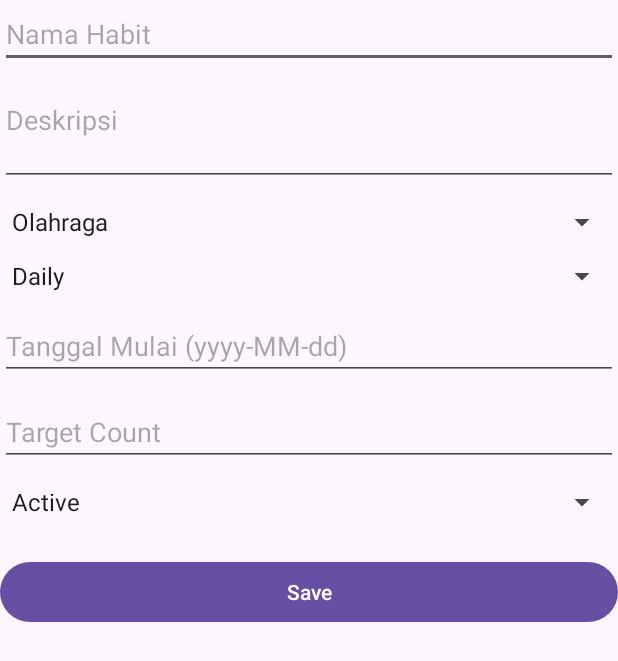
After one commit to ivy799/HabbitTracker-Mobile-App, an Android app: the HabitFormActivity screen opened directly, with no data from a screen before it, on a phone screen of 412 x 824 dp. The commit adds this screen. Shown: the top 661 px of the screen. Run offline under Robolectric (Android 15) with nearby library versions, the phone set to English and light mode, and no system bars; 1 statement that could not run was skipped.

Commit message:
FEAT : adding adapter and form activity

```diff
--- a/app/src/main/AndroidManifest.xml
+++ b/app/src/main/AndroidManifest.xml
@@ -13,6 +13,9 @@
         android:theme="@style/Theme.HabbitTracker"
         tools:targetApi="31">
         <activity
+            android:name=".Activities.HabitFormActivity"
+            android:exported="false" />
+        <activity
             android:name=".Activities.MainActivity"
             android:exported="true">
             <intent-filter>
--- /dev/null
+++ b/app/src/main/java/com/example/habbittracker/Activities/HabitFormActivity.java
@@ -0,0 +1,177 @@
+package com.example.habbittracker.Activities;
+
+import android.content.ContentValues;
+import android.content.Intent;
+import android.os.Bundle;
+import android.view.View;
+import android.widget.ArrayAdapter;
+import android.widget.Button;
+import android.widget.EditText;
+import android.widget.Spinner;
+
+import androidx.activity.EdgeToEdge;
+import androidx.appcompat.app.AppCompatActivity;
+import androidx.core.graphics.Insets;
+import androidx.core.view.ViewCompat;
+import androidx.core.view.WindowInsetsCompat;
+
+import com.example.habbittracker.Database_config.Habit.HabitHelper;
+import com.example.habbittracker.Models.Habit;
+import com.example.habbittracker.R;
+
+import java.text.ParseException;
+import java.text.SimpleDateFormat;
+import java.util.Date;
+import java.util.Locale;
+
+public class HabitFormActivity extends AppCompatActivity {
+
+    public static final String EXTRA_HABIT = "extra_habit";
+    public static final int RESULT_ADD = 101;
+    public static final int RESULT_UPDATE = 201;
+    public static final int RESULT_DELETE = 301;
+    public static final int REQUEST_UPDATE = 200;
+
+    private EditText etHabitName,
+            etHabitDescription,
+            etHabitStartDate,
+            etHabitTarget;
+
+    private Spinner spHabitFrequency, spHabitStatus, spHabitCategory;
+
+    private Habit habit;
+    private HabitHelper habitHelper;
+    private Button btnSave, btnDelete;
+
+    private Boolean isEdit = false;
+
+    @Override
+    protected void onCreate(Bundle savedInstanceState) {
+        super.onCreate(savedInstanceState);
+        EdgeToEdge.enable(this);
+        setContentView(R.layout.activity_habit_form);
+        ViewCompat.setOnApplyWindowInsetsListener(findViewById(R.id.main), (v, insets) -> {
+            Insets systemBars = insets.getInsets(WindowInsetsCompat.Type.systemBars());
+            v.setPadding(systemBars.left, systemBars.top, systemBars.right, systemBars.bottom);
+            return insets;
+        });
+
+        etHabitName = findViewById(R.id.etHabitName);
+        etHabitDescription = findViewById(R.id.etHabitDescription);
+        spHabitCategory = findViewById(R.id.spinnerHabitCategory);
+        etHabitStartDate = findViewById(R.id.etHabitStartDate);
+        etHabitTarget = findViewById(R.id.etHabitTarget);
+        spHabitFrequency = findViewById(R.id.spinnerHabitFrequency);
+        spHabitStatus = findViewById(R.id.spinnerHabitStatus);
+        btnSave = findViewById(R.id.btnSaveHabit);
+        btnDelete = findViewById(R.id.btnDeleteHabit);
+
+        habitHelper = HabitHelper.getInstance(getApplicationContext());
+        habitHelper.open();
+
+        ArrayAdapter<CharSequence> freqAdapter = ArrayAdapter.createFromResource(
+                this, R.array.frequency_options, android.R.layout.simple_spinner_item);
+        freqAdapter.setDropDownViewResource(android.R.layout.simple_spinner_dropdown_item);
+        spHabitFrequency.setAdapter(freqAdapter);
+
+        ArrayAdapter<CharSequence> statusAdapter = ArrayAdapter.createFromResource(
+                this, R.array.status_options, android.R.layout.simple_spinner_item);
+        statusAdapter.setDropDownViewResource(android.R.layout.simple_spinner_dropdown_item);
+        spHabitStatus.setAdapter(statusAdapter);
+
+        ArrayAdapter<CharSequence> categoryAdapter = ArrayAdapter.createFromResource(
+                this, R.array.category_options, android.R.layout.simple_spinner_item);
+        categoryAdapter.setDropDownViewResource(android.R.layout.simple_spinner_dropdown_item);
+        spHabitCategory.setAdapter(categoryAdapter);
+
+
+
+        habit = getIntent().getParcelableExtra(EXTRA_HABIT);
+        if (habit != null){
+            isEdit = true;
+        } else{
+            habit = new Habit();
+        }
+
+        String actionBarTitle;
+        String btnTitle;
+
+        if (isEdit){
+            actionBarTitle = "Edit Habit";
+            btnTitle = "Update";
+            if (habit != null){
+                etHabitName.setText(habit.getName());
+                etHabitDescription.setText(habit.getDescription());
+                spHabitCategory.setSelection(((ArrayAdapter<String>) spHabitCategory.getAdapter()).getPosition(habit.getCategory()));
+                etHabitStartDate.setText(habit.getStart_date().toString());
+                etHabitTarget.setText(String.valueOf(habit.getTarget_count()));
+                spHabitFrequency.setSelection(((ArrayAdapter<String>) spHabitFrequency.getAdapter()).getPosition(habit.getFrequency()));
+                spHabitStatus.setSelection(((ArrayAdapter<String>) spHabitStatus.getAdapter()).getPosition(habit.getIs_active() ? "Active" : "Inactive"));
+            }
+            btnDelete.setVisibility(View.VISIBLE);
+        } else {
+            actionBarTitle = "Add Habit";
+            btnTitle = "Save";
+        }
+
+        btnSave.setText(btnTitle);
+        if (getSupportActionBar() != null){
+            getSupportActionBar().setTitle(actionBarTitle);
+            getSupportActionBar().setDisplayHomeAsUpEnabled(true);
+        }
+    }
+
+    private void saveHabit() throws ParseException {
+        String name = etHabitName.getText().toString().trim();
+        String description = etHabitDescription.getText().toString().trim();
+        String category = spHabitCategory.getSelectedItem().toString();
+        String startDate = etHabitStartDate.getText().toString().trim();
+        int targetCount = Integer.parseInt(etHabitTarget.getText().toString().trim());
+        String frequency = spHabitFrequency.getSelectedItem().toString();
+        boolean isActive = spHabitStatus.getSelectedItem().toString().equals("Active");
+
+        habit.setName(name);
+        habit.setDescription(description);
+        habit.setCategory(category);
+        SimpleDateFormat sdf = new SimpleDateFormat("yyyy-MM-dd", Locale.getDefault());
+        Date date = sdf.parse(startDate);
+        habit.setStart_date(date);
+        habit.setTarget_count(targetCount);
+        habit.setFrequency(frequency);
+        habit.setIs_active(isActive);
+
+        Intent intent = new Intent();
+        intent.putExtra(EXTRA_HABIT, habit);
+
+        ContentValues values = new ContentValues();
+        values.put("name", name);
+        values.put("description", description);
+        values.put("category", category);
+        values.put("start_date", sdf.format(date));
+        values.put("target_count", targetCount);
+        values.put("frequency", frequency);
+        values.put("is_active", isActive ? 1 : 0);
+
+        if (isActive){
+            long result = habitHelper.update(String.valueOf(habit.getId()), values);
+            if (result > 0){
+                setResult(RESULT_UPDATE, intent);
+                finish();
+            } else {
+                setResult(RESULT_CANCELED);
+                finish();
+            }
+        }else{
+            long result = habitHelper.insert(values);
+            if (result > 0){
+                habit.setId((int) result);
+                setResult(RESULT_ADD, intent);
+                finish();
+            } else {
+                setResult(RESULT_CANCELED);
+                finish();
+            }
+        }
+
+    }
+}
--- a/app/src/main/java/com/example/habbittracker/Database_config/Habit/HabitHelper.java
+++ b/app/src/main/java/com/example/habbittracker/Database_config/Habit/HabitHelper.java
@@ -1,8 +1,10 @@
 package com.example.habbittracker.Database_config.Habit;
 
 import android.content.ContentValues;
+import android.content.Context;
 import android.database.Cursor;
 import android.database.sqlite.SQLiteDatabase;
+import android.database.sqlite.SQLiteOpenHelper;
 
 import com.example.habbittracker.Database_config.DatabaseHelper;
 
@@ -12,15 +14,15 @@ public class HabitHelper {
     public static SQLiteDatabase sqLiteDatabase;
     private static volatile HabitHelper INSTANCE;
 
-    public HabitHelper(DatabaseHelper dbHelper) {
-        databaseHelper = dbHelper;
+    public HabitHelper(Context context) {
+        databaseHelper = new DatabaseHelper(context);
     }
 
-    public static HabitHelper getInstance(DatabaseHelper dbHelper) {
+    public static HabitHelper getInstance(Context context) {
         if (INSTANCE == null) {
-            synchronized (HabitHelper.class) {
+            synchronized (SQLiteOpenHelper.class) {
                 if (INSTANCE == null) {
-                    INSTANCE = new HabitHelper(dbHelper);
+                    INSTANCE = new HabitHelper(context);
                 }
             }
         }
--- a/app/src/main/java/com/example/habbittracker/Models/Habit.java
+++ b/app/src/main/java/com/example/habbittracker/Models/Habit.java
@@ -48,6 +48,10 @@ public class Habit implements Parcelable {
             return new Habit[size];
         }
     };
+
+    public Habit() {
+
+    }
 
     public int getId() {
         return id;
--- /dev/null
+++ b/app/src/main/res/layout/activity_habit_form.xml
@@ -0,0 +1,120 @@
+<?xml version="1.0" encoding="utf-8"?>
+<ScrollView xmlns:android="http://schemas.android.com/apk/res/android"
+    xmlns:app="http://schemas.android.com/apk/res-auto"
+    android:layout_width="match_parent"
+    android:layout_height="match_parent">
+
+    <androidx.constraintlayout.widget.ConstraintLayout
+        android:id="@+id/main"
+        android:layout_width="match_parent"
+        android:layout_height="wrap_content"
+        android:padding="16dp">
+
+        <!-- Nama Habit -->
+        <EditText
+            android:id="@+id/etHabitName"
+            android:layout_width="0dp"
+            android:layout_height="wrap_content"
+            android:hint="Nama Habit"
+            android:inputType="textPersonName"
+            app:layout_constraintTop_toTopOf="parent"
+            app:layout_constraintStart_toStartOf="parent"
+            app:layout_constraintEnd_toEndOf="parent" />
+
+        <!-- Deskripsi Habit -->
+        <EditText
+            android:id="@+id/etHabitDescription"
+            android:layout_width="0dp"
+            android:layout_height="wrap_content"
+            android:hint="Deskripsi"
+            android:inputType="textMultiLine"
+            android:minLines="2"
+            android:gravity="top|start"
+            app:layout_constraintTop_toBottomOf="@id/etHabitName"
+            app:layout_constraintStart_toStartOf="parent"
+            app:layout_constraintEnd_toEndOf="parent"
+            android:layout_marginTop="12dp"/>
+
+        <Spinner
+            android:id="@+id/spinnerHabitCategory"
+            android:layout_width="0dp"
+            android:layout_height="wrap_content"
+            app:layout_constraintTop_toBottomOf="@id/etHabitDescription"
+            app:layout_constraintStart_toStartOf="parent"
+            app:layout_constraintEnd_toEndOf="parent"
+            android:layout_marginTop="12dp"
+            />
+
+        <!-- Frekuensi -->
+        <Spinner
+            android:id="@+id/spinnerHabitFrequency"
+            android:layout_width="0dp"
+            android:layout_height="wrap_content"
+            app:layout_constraintTop_toBottomOf="@id/spinnerHabitCategory"
+            app:layout_constraintStart_toStartOf="parent"
+            app:layout_constraintEnd_toEndOf="parent"
+            android:layout_marginTop="12dp"/>
+
+        <!-- Tanggal Mulai -->
+        <EditText
+            android:id="@+id/etHabitStartDate"
+            android:layout_width="0dp"
+            android:layout_height="wrap_content"
+            android:hint="Tanggal Mulai (yyyy-MM-dd)"
+            android:focusable="false"
+            android:clickable="true"
+            android:inputType="none"
+            app:layout_constraintTop_toBottomOf="@id/spinnerHabitFrequency"
+            app:layout_constraintStart_toStartOf="parent"
+            app:layout_constraintEnd_toEndOf="parent"
+            android:layout_marginTop="12dp"/>
+
+        <!-- Target Count -->
+        <EditText
+            android:id="@+id/etHabitTarget"
+            android:layout_width="0dp"
+            android:layout_height="wrap_content"
+            android:hint="Target Count"
+            android:inputType="number"
+            app:layout_constraintTop_toBottomOf="@id/etHabitStartDate"
+            app:layout_constraintStart_toStartOf="parent"
+            app:layout_constraintEnd_toEndOf="parent"
+            android:layout_marginTop="12dp"/>
+
+        <!-- Status Spinner -->
+        <Spinner
+            android:id="@+id/spinnerHabitStatus"
+            android:layout_width="0dp"
+            android:layout_height="wrap_content"
+            app:layout_constraintTop_toBottomOf="@id/etHabitTarget"
+            app:layout_constraintStart_toStartOf="parent"
+            app:layout_constraintEnd_toEndOf="parent"
+            android:layout_marginTop="12dp"/>
+
+        <!-- Tombol Simpan -->
+        <Button
+            android:id="@+id/btnSaveHabit"
+            android:layout_width="0dp"
+            android:layout_height="wrap_content"
+            android:text="Simpan"
+            app:layout_constraintTop_toBottomOf="@id/spinnerHabitStatus"
+            app:layout_constraintStart_toStartOf="parent"
+            app:layout_constraintEnd_toEndOf="parent"
+            android:layout_marginTop="24dp"
+            android:layout_marginBottom="16dp"/>
+
+        <!-- Tombol Hapus -->
+        <Button
+            android:id="@+id/btnDeleteHabit"
+            android:layout_width="0dp"
+            android:layout_height="wrap_content"
+            android:text="Hapus Habit"
+            app:layout_constraintTop_toBottomOf="@id/btnSaveHabit"
+            app:layout_constraintStart_toStartOf="parent"
+            app:layout_constraintEnd_toEndOf="parent"
+            android:layout_marginTop="8dp"
+            android:visibility="gone"
+            />
+
+    </androidx.constraintlayout.widget.ConstraintLayout>
+</ScrollView>
--- a/app/src/main/res/values/strings.xml
+++ b/app/src/main/res/values/strings.xml
@@ -1,3 +1,17 @@
 <resources>
     <string name="app_name">HabbitTracker</string>
+    <string-array name="status_options">
+        <item>Active</item>
+        <item>Inactive</item>
+    </string-array>
+    <string-array name="frequency_options">
+        <item>Daily</item>
+        <item>Weekly</item>
+        <item>Weekly</item>
+        <item>Monthly</item>
+    </string-array>
+    <string-array name="category_options">
+        <item>Olahraga</item>
+        <item>produktivitas</item>
+    </string-array>
 </resources>
```
Also changed, not shown: app/src/main/java/com/example/habbittracker/Adapters/HabitAdapter.java (added, +80 -0 lines), app/src/main/res/layout/habit_item.xml (added, +108 -0 lines).
